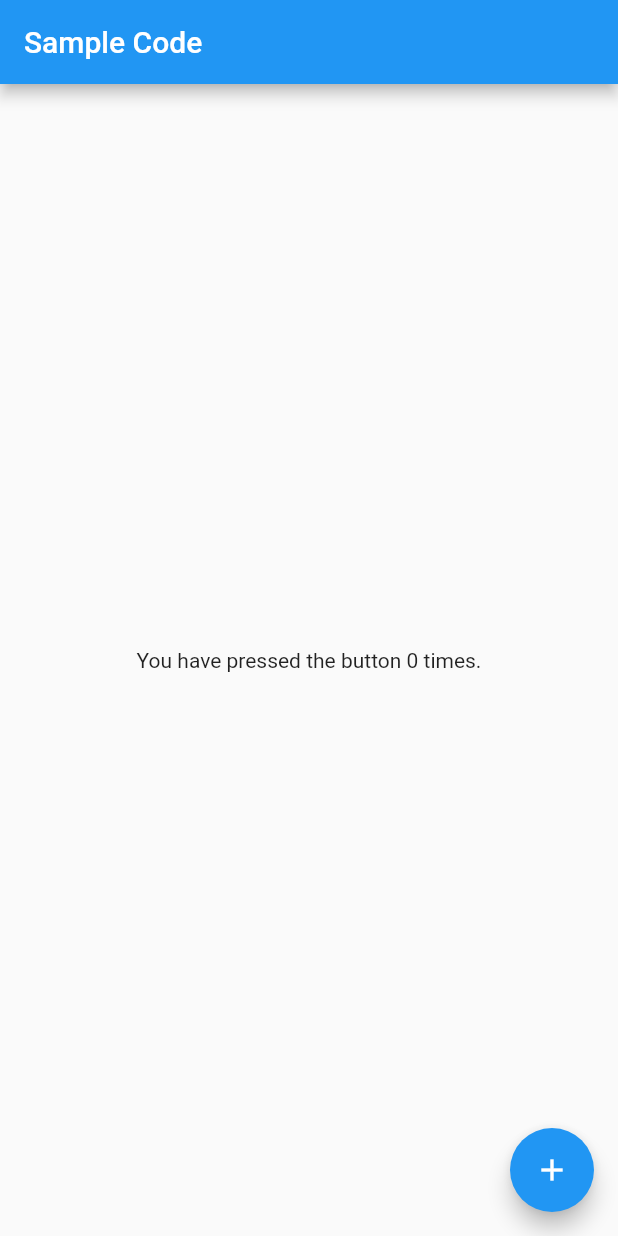
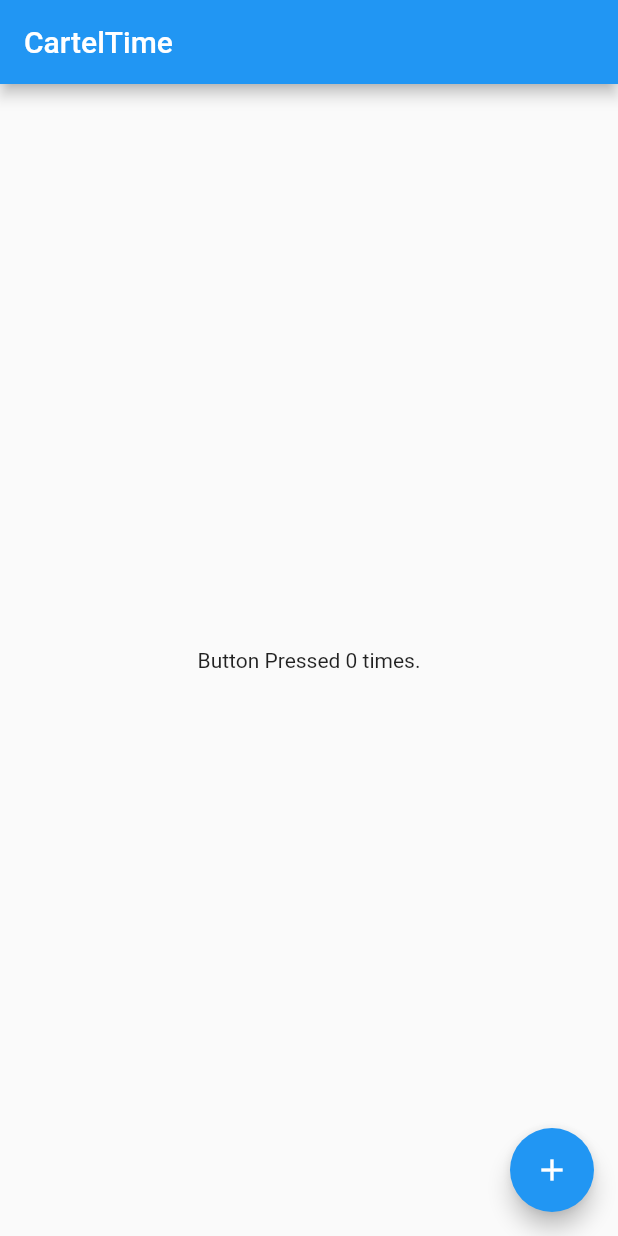
Before and after one commit to yalefresne/cartel, a Flutter app: the screen it shows after launch, on a phone screen of 412 x 824 dp. Run offline on Flutter 3.47's test engine with Material 2 defaults, Android fonts, the light colour scheme and no system bars.

Commit message:
minor title changes

```diff
--- a/flutter_mobile/lib/main.dart
+++ b/flutter_mobile/lib/main.dart
@@ -5,7 +5,7 @@
 class MyApp extends StatelessWidget {
   const MyApp({super.key});
 
-  static const String _title = 'Flutter Code Sample';
+  static const String _title = 'CartelTime';
 
   @override
   Widget build(BuildContext context) {
@@ -30,12 +30,12 @@
   Widget build(BuildContext context) {
     return Scaffold(
       appBar: AppBar(
-        title: const Text('Sample Code'),
+        title: const Text('CartelTime'),
       ),
-      body: Center(child: Text('You have pressed the button $_count times.')),
+      body: Center(child: Text('Button Pressed $_count times.')),
       floatingActionButton: FloatingActionButton(
         onPressed: () => setState(() => _count++),
-        tooltip: 'Increment Counter',
+        tooltip: 'Increase Counter',
         child: const Icon(Icons.add),
       ),
     );
```
